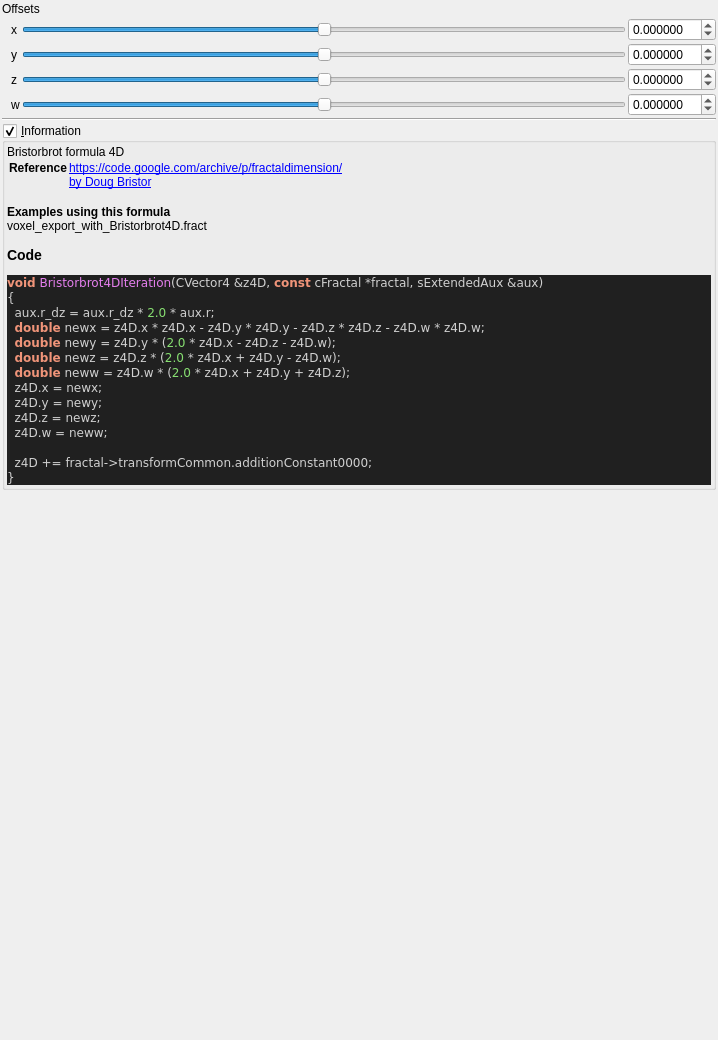
Old version of the form mandelbulber2/qt_data/fractal_bristorbrot4D.ui in the repository buddhi1980/mandelbulber2.
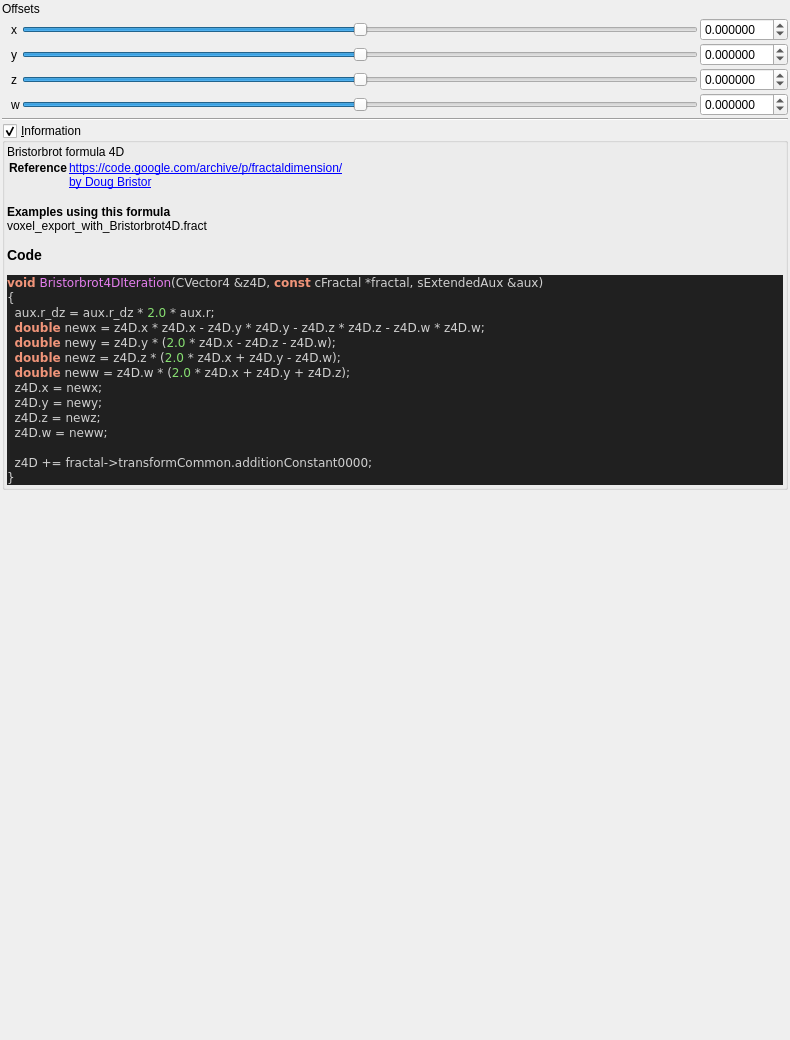
New version of the form. Custom widgets are drawn as their Qt base class.

What changed in the file:
```diff
--- a/mandelbulber2/qt_data/fractal_bristorbrot4D.ui
+++ b/mandelbulber2/qt_data/fractal_bristorbrot4D.ui
@@ -6,7 +6,7 @@
    <rect>
     <x>0</x>
     <y>0</y>
-    <width>718</width>
+    <width>790</width>
     <height>1040</height>
    </rect>
   </property>
```
Left out of the diff: 11 changed lines with no effect on the pictures.
